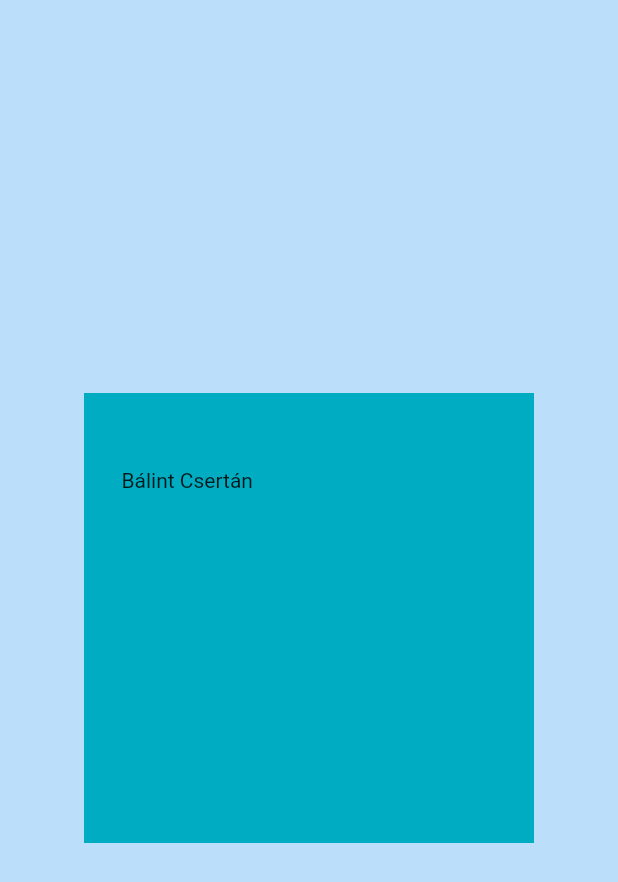
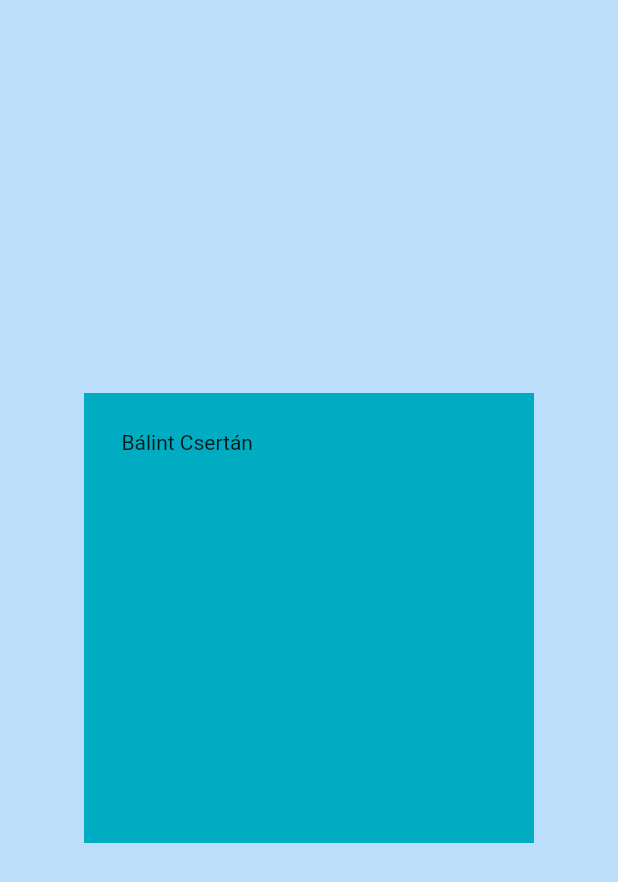
Before and after one commit to Balint90/basic_widgets, a Flutter app: the screen it shows after launch, on a phone screen of 412 x 824 dp. Shown: the top 882 px of the screen. Run offline on Flutter 3.47's test engine with Material 2 defaults, Android fonts, the phone set to English and light mode, and no system bars.

Commit message:
Padding Only

```diff
--- a/lib/main.dart
+++ b/lib/main.dart
@@ -18,7 +18,7 @@ class MyApp extends StatelessWidget {
             height: 300,
             width: 300,
             color: Colors.cyan[600],
-            padding: EdgeInsets.symmetric(horizontal: 25, vertical: 50),
+            padding: EdgeInsets.only(left: 25, top: 25),
             child: Text("Bálint Csertán"),
           ),
         ),
```
